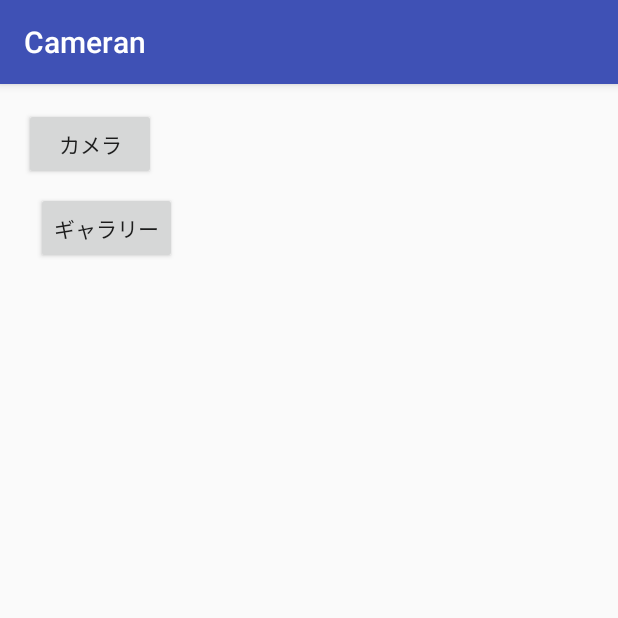
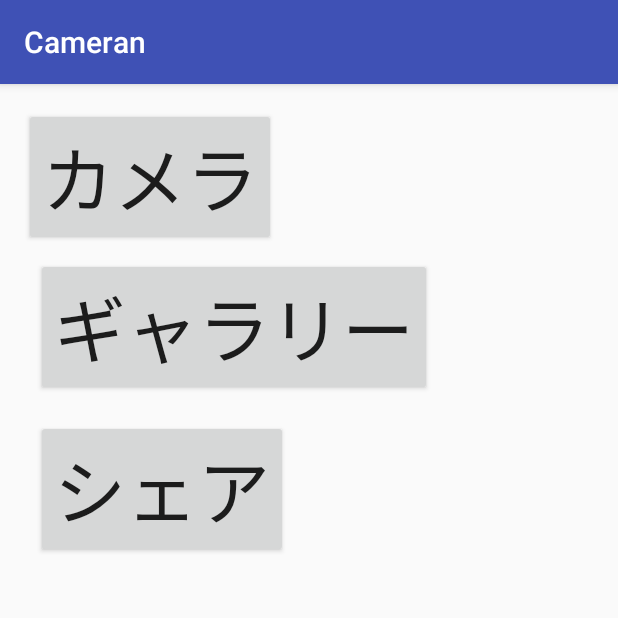
Before and after one commit to AzumiSemi/photoshare, an Android app: the screen it shows after launch (MainActivity), on a phone screen of 412 x 824 dp, the top half of it. Run offline under Robolectric (Android 15) with nearby library versions, the phone set to English and light mode, and no system bars; libraries missing offline, so code that uses them is left out: com.adobe.creativesdk; 1 statement that could not run was skipped.

Commit message:
シェアButton

```diff
--- a/app/src/main/res/layout/activity_main.xml
+++ b/app/src/main/res/layout/activity_main.xml
@@ -14,7 +14,8 @@
         android:id="@+id/camera"
         android:layout_width="wrap_content"
         android:layout_height="wrap_content"
-        android:text="カメラ" />
+        android:text="カメラ"
+        android:textSize="48dip"/>
 
     <Button
         android:id="@+id/gallery"
@@ -22,6 +23,16 @@
         android:layout_margin="8dp"
         android:layout_width="wrap_content"
         android:layout_height="wrap_content"
-        android:text="ギャラリー" />
+        android:text="ギャラリー"
+        android:textSize="48dip"/>
+
+    <Button
+        android:id="@+id/share"
+        android:layout_below="@+id/gallery"
+        android:layout_margin="8dp"
+        android:layout_width="wrap_content"
+        android:layout_height="wrap_content"
+        android:text="シェア"
+        android:textSize="48dip"/>
 
 </RelativeLayout>
```
